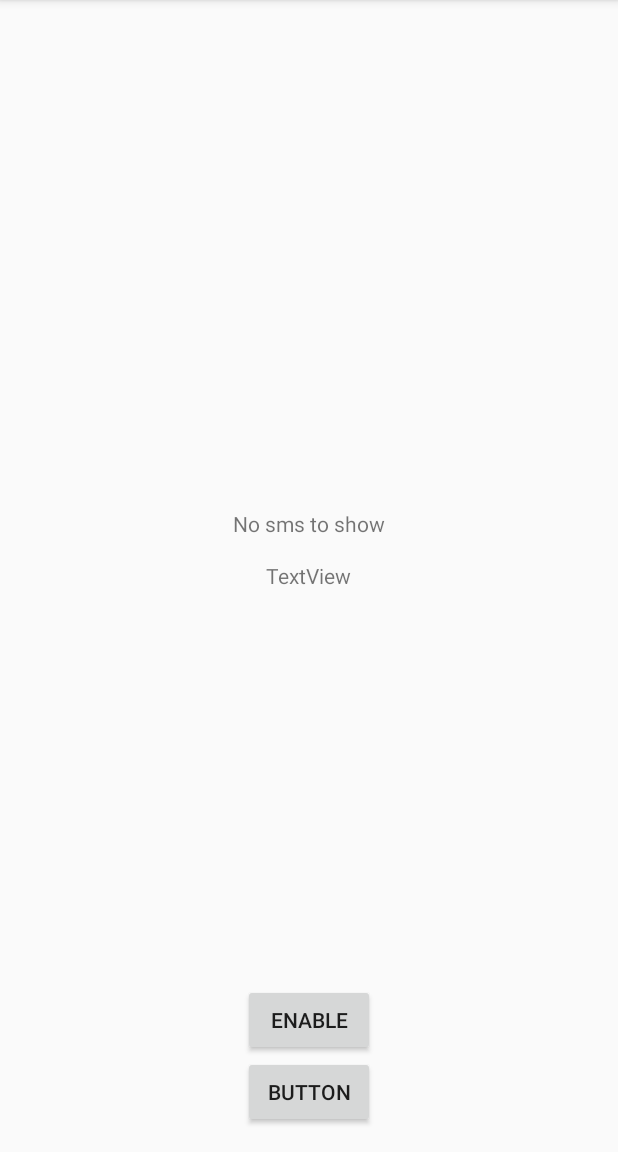
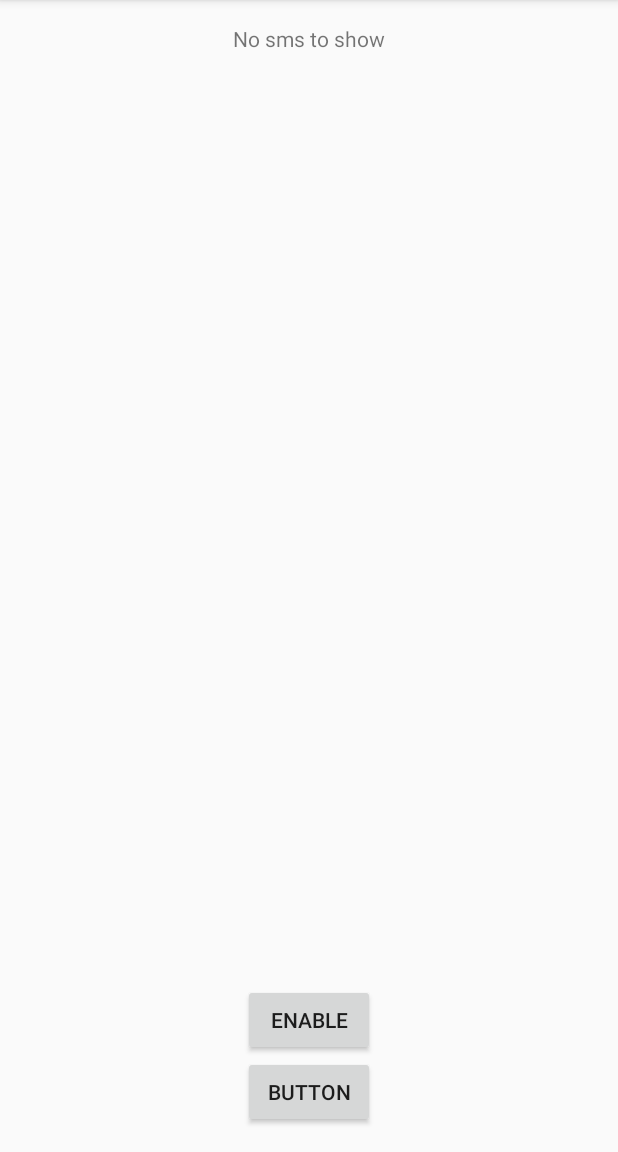
Before and after one commit to asd-C/Controller, an Android app: the MainActivity screen opened directly, with no data from a screen before it, after a tap on "BUTTON", on a phone screen of 412 x 824 dp, the part 84-1236 px from its top. Run offline under Robolectric (Android 15) with nearby library versions, the phone set to English and light mode, and no system bars; 1 statement that could not run was skipped.

```diff
--- a/app/src/main/java/com/example/cc/controller/activity/MainActivity.java
+++ b/app/src/main/java/com/example/cc/controller/activity/MainActivity.java
@@ -25,6 +25,7 @@ import android.widget.TextView;
 
 import com.example.cc.controller.R;
 import com.example.cc.controller.activity.intro.IntroActivity;
+import com.example.cc.controller.activity.intro.IntroHelper;
 import com.example.cc.controller.service.MainService;
 import com.example.cc.controller.service.admin.DeviceAdminTools;
 import com.example.cc.controller.service.command.ServiceCommands;
@@ -42,13 +43,13 @@ import com.example.cc.controller.service.tools.PlaySound;
 *       open/close session to send commands
 *       auto start,
 *       save/recover last state,
+*       presentation,
 *       check if gps is on
 *
 * Features to implement:
 *       finish command class,
 *       finish SMSParser
 *       layout
-*       presentation
 *
 * Warning:
 *       resetPassword is not in use
@@ -122,10 +123,9 @@ public class MainActivity extends AppCompatActivity implements View.OnClickListe
     protected void onCreate(Bundle savedInstanceState) {
         super.onCreate(savedInstanceState);
         setContentView(R.layout.activity_main);
-        startActivity(new Intent(this, IntroActivity.class));
 
         startService(new Intent(this, MainService.class));
-        requestSMSAndAdminPermission();
+//        requestSMSAndAdminPermission();
 
         button = (Button) findViewById(R.id.button);
         button.setOnClickListener(this);
@@ -136,6 +136,11 @@ public class MainActivity extends AppCompatActivity implements View.OnClickListe
         enable_btn = (Button) findViewById(R.id.enable_btn_main);
         enable_btn.setOnClickListener(this);
         enable_btn.setText(BTN_ENABLE);
+
+        IntroHelper helper = new IntroHelper(this);
+        if (helper.isFirstAccess()) {
+            startActivity(new Intent(this, IntroActivity.class));
+        }
     }
 
     /**
@@ -249,13 +254,7 @@ public class MainActivity extends AppCompatActivity implements View.OnClickListe
     public void onClick(View v) {
         switch (v.getId()) {
             case R.id.button:
-                PlaySound p = PlaySound.getInstance(getApplicationContext());
-
-                if (p.isPlaying()) {
-                    p.stop();
-                } else {
-                    p.play();
-                }
+                (new IntroHelper(this)).set(true);
                 break;
 
             case R.id.enable_btn_main:
--- /dev/null
+++ b/app/src/main/java/com/example/cc/controller/activity/intro/IntroHelper.java
@@ -0,0 +1,30 @@
+package com.example.cc.controller.activity.intro;
+
+import android.content.Context;
+import android.content.SharedPreferences;
+
+import com.example.cc.controller.service.tools.StateManager;
+
+/**
+ * Created by chendehua on 16/11/6.
+ */
+
+public class IntroHelper {
+    private SharedPreferences sharedPreferences;
+    private static final String FILE_NAME = "com.example.myapp.FIRST_ACCESS";
+    private static final String FIRST_ACCESS = "first_access";
+
+    public IntroHelper(Context context) {
+        sharedPreferences = context.getSharedPreferences(FILE_NAME, Context.MODE_PRIVATE);
+    }
+
+    public boolean isFirstAccess() {
+        return sharedPreferences.getBoolean(FIRST_ACCESS, true);
+    }
+
+    public boolean set(boolean isFirstAccess) {
+        SharedPreferences.Editor editor = sharedPreferences.edit();
+        editor.putBoolean(FIRST_ACCESS, isFirstAccess);
+        return editor.commit();
+    }
+}
--- a/app/src/main/res/layout/activity_main.xml
+++ b/app/src/main/res/layout/activity_main.xml
@@ -19,19 +19,10 @@
         android:layout_centerHorizontal="true" />
 
     <TextView
-        android:text="TextView"
-        android:layout_width="wrap_content"
-        android:layout_height="wrap_content"
-        android:id="@+id/textView"
-        android:layout_centerVertical="true"
-        android:layout_centerHorizontal="true" />
-
-    <TextView
         android:text="@string/default_sms_main"
         android:layout_width="wrap_content"
         android:layout_height="wrap_content"
         android:id="@+id/sms_main"
-        android:layout_above="@+id/textView"
         android:layout_centerHorizontal="true"
         android:layout_marginBottom="15dp" />
 
```
Also changed, not shown: app/src/main/java/com/example/cc/controller/activity/intro/IntroActivity.java (+47 -1 lines), app/src/main/java/com/example/cc/controller/service/MainService.java (+6 -10 lines), app/src/main/java/com/example/cc/controller/service/tools/SMSSender.java (+8 -5 lines), app/src/main/res/values/strings.xml (+21 -10 lines).
